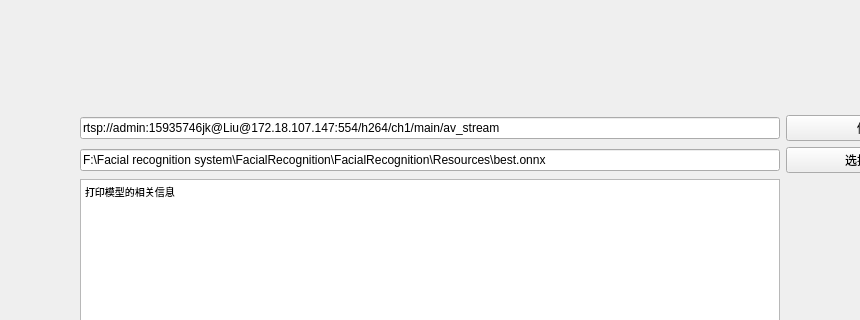
Above: UI/mainwindow.ui from SweerItTer/facerecognition before the change; both pictures show x 142 to 1002 and y 132 to 452 of the 1103 by 792 pixel window. Below: the same form after it.
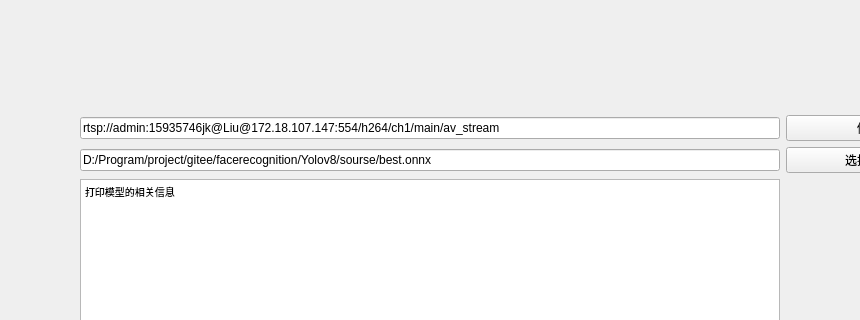
That is the form after the change. The open tabs and pages were chosen to show the change. Icons and pictures are not drawn. Custom widgets are drawn as their Qt base class.

```diff
--- a/UI/mainwindow.ui
+++ b/UI/mainwindow.ui
@@ -868,7 +868,7 @@
         <item row="2" column="2" colspan="2">
          <widget class="QLineEdit" name="le_onnx">
           <property name="text">
-           <string>F:\Facial recognition system\FacialRecognition\FacialRecognition\Resources\best.onnx</string>
+           <string>D:/Program/project/gitee/facerecognition/Yolov8/sourse/best.onnx</string>
           </property>
          </widget>
         </item>
```
